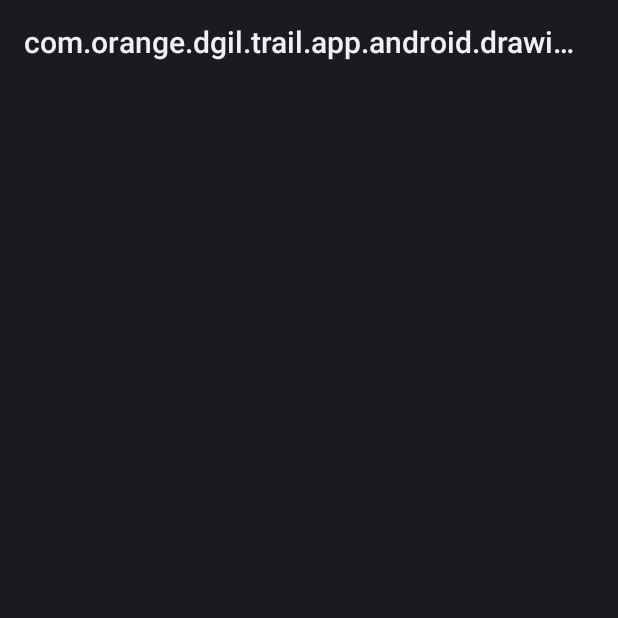
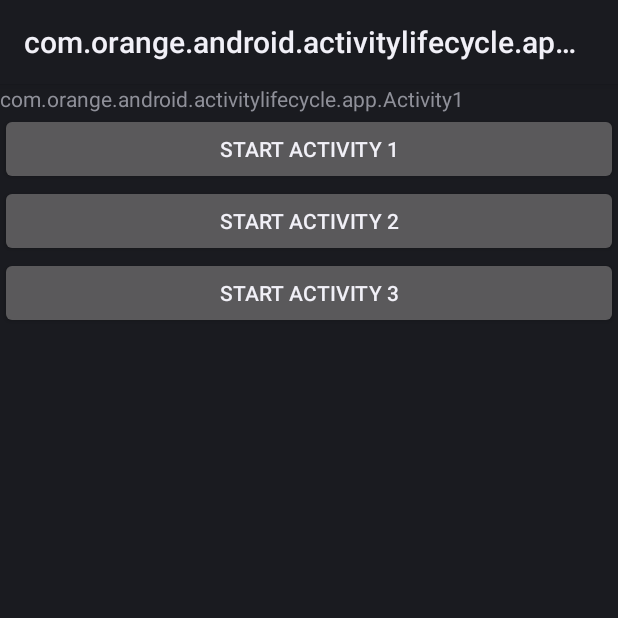
Before and after one commit to Orange-OpenSource/android-activity-lifecycle, an Android app: the screen it shows after launch (Activity1), on a phone screen of 412 x 824 dp, the top half of it. Run offline under Robolectric (Android 15) with nearby library versions, the phone set to English and light mode, and no system bars; 1 statement that could not run was skipped.

Commit message:
we listen on context to be sure to be able to distinguish the same activity class under several instances

```diff
--- /dev/null
+++ b/testApp/src/main/java/com/orange/android/activitylifecycle/app/Activity1.java
@@ -0,0 +1,13 @@
+package com.orange.android.activitylifecycle.app;
+/*
+ * Copyright (C) 2015 Orange
+ * Authors: Christophe Maldivi
+ *
+ * This software is the confidential and proprietary information of Orange.
+ * You shall not disclose such confidential information and shall use it only
+ * in accordance with the terms of the license agreement you entered into
+ * with Orange.
+ */
+
+public class Activity1 extends BaseActivity {
+}
--- /dev/null
+++ b/testApp/src/main/java/com/orange/android/activitylifecycle/app/BaseActivity.java
@@ -0,0 +1,98 @@
+/*
+ * Copyright (C) 2015 Orange
+ * Authors: Christophe Maldivi
+ *
+ * This software is the confidential and proprietary information of Orange.
+ * You shall not disclose such confidential information and shall use it only
+ * in accordance with the terms of the license agreement you entered into
+ * with Orange.
+ */
+package com.orange.android.activitylifecycle.app;
+
+import android.app.Activity;
+import android.content.Intent;
+import android.os.Bundle;
+import android.view.View;
+import android.widget.TextView;
+
+import com.orange.android.activitylifecycle.ApplicationLifecycle;
+import com.orange.android.activitylifecycle.LifecycleEvent;
+import com.orange.android.activitylifecycle.LifecycleListener;
+import com.orange.dgil.trail.app.android.drawing.R;
+
+public abstract class BaseActivity extends Activity implements LifecycleListener {
+
+  @Override
+  protected void onCreate(Bundle savedInstanceState) {
+    super.onCreate(savedInstanceState);
+    TestLog.onCreate(this, savedInstanceState);
+    setContentView(R.layout.main);
+    ((TextView)findViewById(R.id.text)).setText(getClass().getName());
+    initActivityListener();
+  }
+
+  private void initActivityListener() {
+    ApplicationLifecycle.register(this, this);
+  }
+
+  @Override
+  public void onLifecycleEvent(LifecycleEvent lifecycleEvent, Bundle bundle) {
+    TestLog.logLifecycleEvent(this, lifecycleEvent, bundle);
+  }
+
+  @Override
+  protected void onStart() {
+    super.onStart();
+    TestLog.onStart(this);
+  }
+
+  @Override
+  protected void onPause() {
+    super.onPause();
+    TestLog.onPause(this);
+  }
+
+  @Override
+  protected void onRestart() {
+    super.onRestart();
+    TestLog.onRestart(this);
+  }
+
+  @Override
+  protected void onResume() {
+    super.onResume();
+    TestLog.onResume(this);
+  }
+
+  @Override
+  protected void onSaveInstanceState(Bundle outState) {
+    super.onSaveInstanceState(outState);
+    TestLog.onSaveInstanceState(this, outState);
+  }
+
+  @Override
+  protected void onStop() {
+    super.onStop();
+    TestLog.onStop(this);
+  }
+
+  @Override
+  protected void onDestroy() {
+    super.onDestroy();
+    TestLog.onDestroy(this);
+  }
+
+  public void startActivity1(View view) {
+    launchActivity(Activity1.class);
+  }
+  public void startActivity2(View view) {
+    launchActivity(Activity2.class);
+  }
+  public void startActivity3(View view) {
+    launchActivity(Activity3.class);
+  }
+
+  private void launchActivity(Class<?> clazz) {
+    startActivity(new Intent(this, clazz));
+  }
+}
--- /dev/null
+++ b/testApp/src/main/java/com/orange/android/activitylifecycle/app/TestLog.java
@@ -0,0 +1,53 @@
+package com.orange.android.activitylifecycle.app;
+/*
+ * Copyright (C) 2015 Orange
+ * Authors: Christophe Maldivi
+ *
+ * This software is the confidential and proprietary information of Orange.
+ * You shall not disclose such confidential information and shall use it only
+ * in accordance with the terms of the license agreement you entered into
+ * with Orange.
+ */
+
+import android.app.Activity;
+import android.os.Bundle;
+import android.util.Log;
+
+import com.orange.android.activitylifecycle.LifecycleEvent;
+
+public class TestLog {
+
+  public static void logLifecycleEvent(Activity activity, LifecycleEvent lifecycleEvent, Bundle bundle) {
+    Log.d(activity.getClass().getName(), "received lifecycleEvent: " + lifecycleEvent + (bundle == null ? "" : " / bundle: " + bundle.toString()));
+  }
+
+  public static void onCreate(Activity activity, Bundle bundle) {
+    Log.d(activity.getClass().getName(), "activity method called: onCreate" + (bundle == null ? "" : " / bundle: " + bundle.toString()));
+  }
+
+  public static void onStart(Activity activity) {
+    Log.d(activity.getClass().getName(), "activity method called: onStart");
+  }
+
+  public static void onPause(Activity activity) {
+    Log.d(activity.getClass().getName(), "activity method called: onPause");  }
+
+  public static void onRestart(Activity activity) {
+    Log.d(activity.getClass().getName(), "activity method called: onRestart");  }
+
+  public static void onResume(Activity activity) {
+    Log.d(activity.getClass().getName(), "activity method called: onResume");
+  }
+
+  public static void onSaveInstanceState(Activity activity, Bundle bundle) {
+    Log.d(activity.getClass().getName(), "activity method called: onSaveInstanceState" + (bundle == null ? "" : " / bundle: " + bundle.toString()));
+  }
+
+  public static void onStop(Activity activity) {
+    Log.d(activity.getClass().getName(), "activity method called: onStop");
+  }
+
+  public static void onDestroy(Activity activity) {
+    Log.d(activity.getClass().getName(), "activity method called: onDestroy");
+  }
+}
--- a/testApp/src/main/java/com/orange/dgil/trail/app/android/drawingtest/Activity1.java
+++ /dev/null
@@ -1,29 +0,0 @@
-/*
- * Copyright (C) 2015 Orange
- * Authors: Christophe Maldivi
- *
- * This software is the confidential and proprietary information of Orange.
- * You shall not disclose such confidential information and shall use it only
- * in accordance with the terms of the license agreement you entered into
- * with Orange.
- */
-package com.orange.dgil.trail.app.android.drawingtest;
-
-import android.app.Activity;
-import android.os.Bundle;
-
-import com.orange.dgil.trail.app.android.drawing.R;
-
-public class Activity1 extends Activity {
-
-  @Override
-  protected void onCreate(Bundle savedInstanceState) {
-    super.onCreate(savedInstanceState);
-    setContentView(R.layout.main);
-    initActivityListener();
-  }
-
-  private void initActivityListener() {
-
-  }
-}
--- a/testApp/src/main/res/layout/main.xml
+++ b/testApp/src/main/res/layout/main.xml
@@ -1,11 +1,30 @@
-<RelativeLayout
+<LinearLayout
     xmlns:android="http://schemas.android.com/apk/res/android"
     android:layout_width="match_parent"
-    android:layout_height="match_parent" >
+    android:layout_height="match_parent"
+    android:orientation="vertical">
 
     <TextView
         android:id="@+id/text"
         android:layout_width="match_parent"
-        android:layout_height="match_parent"/>
+        android:layout_height="wrap_content"/>
 
-</RelativeLayout>
+    <Button
+        android:layout_width="match_parent"
+        android:layout_height="wrap_content"
+        android:text="Start activity 1"
+        android:onClick="startActivity1" />
+
+    <Button
+        android:layout_width="match_parent"
+        android:layout_height="wrap_content"
+        android:text="Start activity 2"
+        android:onClick="startActivity2" />
+
+    <Button
+        android:layout_width="match_parent"
+        android:layout_height="wrap_content"
+        android:text="Start activity 3"
+        android:onClick="startActivity3" />
+
+</LinearLayout>
```
Also changed, not shown: testApp/src/main/AndroidManifest.xml (+5 -2 lines), testApp/src/main/java/com/orange/android/activitylifecycle/app/Activity2.java (added, +13 -0 lines), testApp/src/main/java/com/orange/android/activitylifecycle/app/Activity3.java (added, +13 -0 lines).
